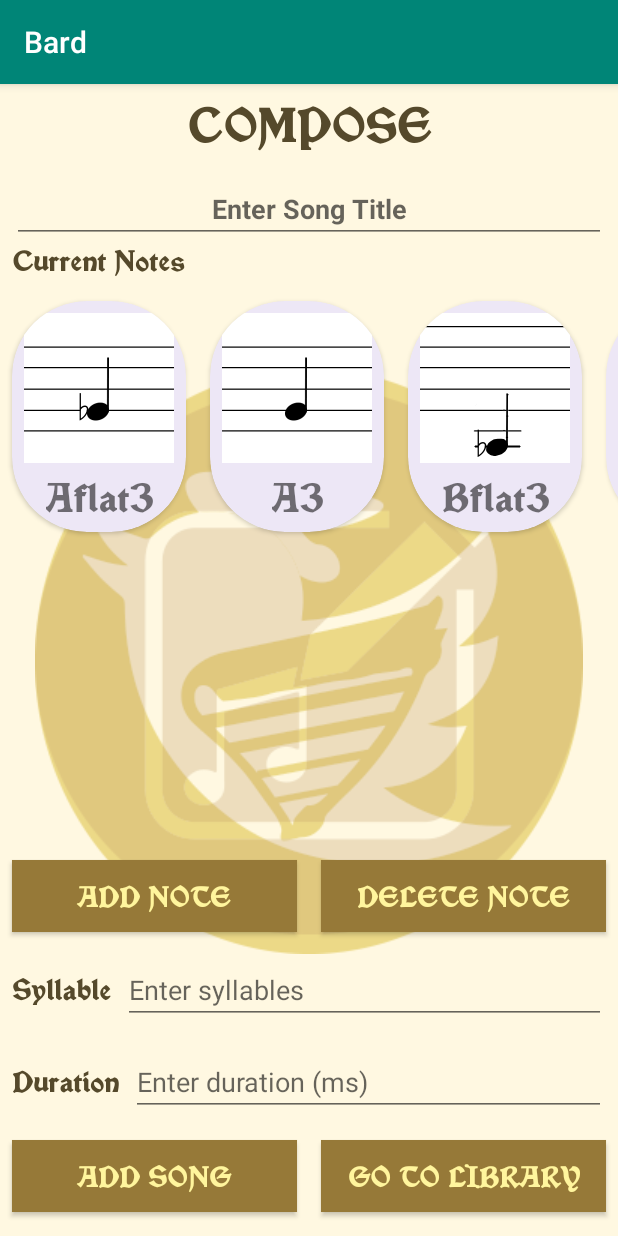
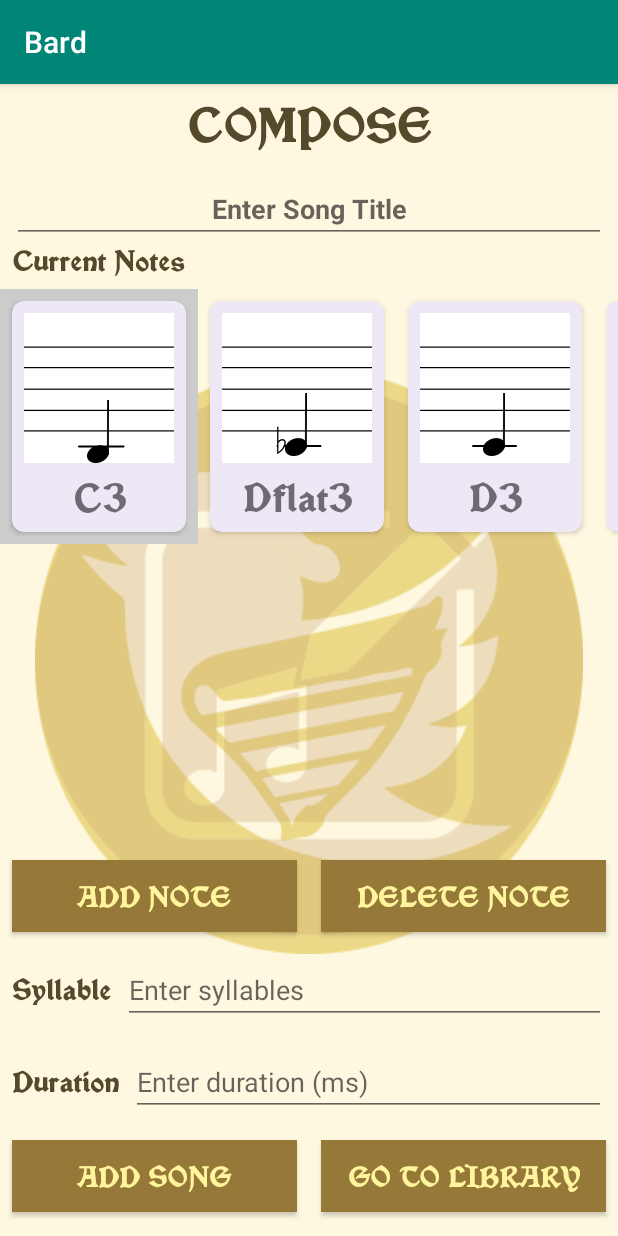
Before and after one commit to dhchung317/Bard, an Android app: the fragment ComposeFragment placed in its activity, on a phone screen of 412 x 824 dp. Run offline under Robolectric (Android 15) with nearby library versions, the phone set to English and light mode, and no system bars; our stand-ins replace ButterKnife.

Commit message:
selected logic to show user the current note

```diff
--- a/app/src/main/java/com/hyunki/bard/controller/NotesAdapter.java
+++ b/app/src/main/java/com/hyunki/bard/controller/NotesAdapter.java
@@ -1,7 +1,9 @@
 package com.hyunki.bard.controller;
 
 import android.content.Context;
+import android.graphics.Color;
 import android.media.MediaPlayer;
+import android.os.Build;
 import android.view.LayoutInflater;
 import android.view.View;
 import android.view.ViewGroup;
@@ -9,6 +11,7 @@ import android.widget.ImageView;
 import android.widget.TextView;
 
 import androidx.annotation.NonNull;
+import androidx.annotation.RequiresApi;
 import androidx.lifecycle.ViewModelProviders;
 import androidx.recyclerview.widget.RecyclerView;
 
@@ -24,6 +27,7 @@ import java.util.List;
 public class NotesAdapter extends RecyclerView.Adapter<NotesAdapter.NotesViewHolder> {
     private List<ClickableNote> notesList;
     private ClickableNoteListener listener;
+    private int selected_position = 0;
     public NotesAdapter(List<ClickableNote> noteList) {
         this.notesList = noteList;
     }
@@ -43,9 +47,11 @@ public class NotesAdapter extends RecyclerView.Adapter<NotesAdapter.NotesViewHol
         return new NotesViewHolder(child);
     }
 
+    @RequiresApi(api = Build.VERSION_CODES.P)
     @Override
     public void onBindViewHolder(@NonNull NotesViewHolder notesViewHolder, int i) {
         notesViewHolder.onBind(notesList.get(i), listener);
+        notesViewHolder.itemView.setBackgroundColor(selected_position == i ? Color.LTGRAY:Color.TRANSPARENT);
     }
 
     @Override
@@ -74,7 +80,14 @@ public class NotesAdapter extends RecyclerView.Adapter<NotesAdapter.NotesViewHol
             itemView.setOnClickListener(new View.OnClickListener() {
                 @Override
                 public void onClick(View v) {
+                    if (getAdapterPosition() == RecyclerView.NO_POSITION) return;
+
+                    notifyItemChanged(selected_position);
+                    selected_position = getAdapterPosition();
+                    notifyItemChanged(selected_position);
+
                     listener.setCurrentNote(note);
+
                     MediaPlayer mp = MediaPlayer.create(itemView.getContext(),note.getRawNote());
                     mp.seekTo(600);
                     mp.start();
--- a/app/src/main/java/com/hyunki/bard/view/ComposeFragment.java
+++ b/app/src/main/java/com/hyunki/bard/view/ComposeFragment.java
@@ -76,6 +76,7 @@ public class ComposeFragment extends Fragment implements View.OnClickListener {
         super.onCreate(savedInstanceState);
         defaultDuration = "1000";
         viewModel = ViewModelProviders.of(this.getActivity()).get(ViewModel.class);
+
     }
 
     @Override
@@ -120,6 +121,7 @@ public class ComposeFragment extends Fragment implements View.OnClickListener {
 
             ));
         }
+        viewModel.setCurrentNote(clickableNotes.get(0));
         adapter.setNotesList(clickableNotes);
 //        ArrayAdapter<CharSequence> adapter =
 //                ArrayAdapter.createFromResource(
--- a/app/src/main/res/layout/note_itemview.xml
+++ b/app/src/main/res/layout/note_itemview.xml
@@ -13,7 +13,7 @@
         android:layout_marginEnd="8dp"
         android:layout_marginBottom="8dp"
         app:cardBackgroundColor="@color/colorCardView"
-        app:cardCornerRadius="50dp"
+        app:cardCornerRadius="8dp"
         app:layout_constraintBottom_toBottomOf="parent"
         app:layout_constraintEnd_toEndOf="parent"
         app:layout_constraintStart_toStartOf="parent"
--- a/app/src/main/res/values/strings.xml
+++ b/app/src/main/res/values/strings.xml
@@ -41,10 +41,6 @@
     <string name="songFragment_exit_button">exit</string>
 
     <string-array name="spinner_array">
-        <item>Aflat3</item>
-        <item>A3</item>
-        <item>Bflat3</item>
-        <item>B3</item>
         <item>C3</item>
         <item>Dflat3</item>
         <item>D3</item>
@@ -53,6 +49,10 @@
         <item>F3</item>
         <item>Gflat3</item>
         <item>G3</item>
+        <item>Aflat3</item>
+        <item>A3</item>
+        <item>Bflat3</item>
+        <item>B3</item>
     </string-array>
 
 </resources>
```
Also changed, not shown: app/src/main/res/drawable/alto_b3.png, app/src/main/res/drawable/alto_bflat3.png.
